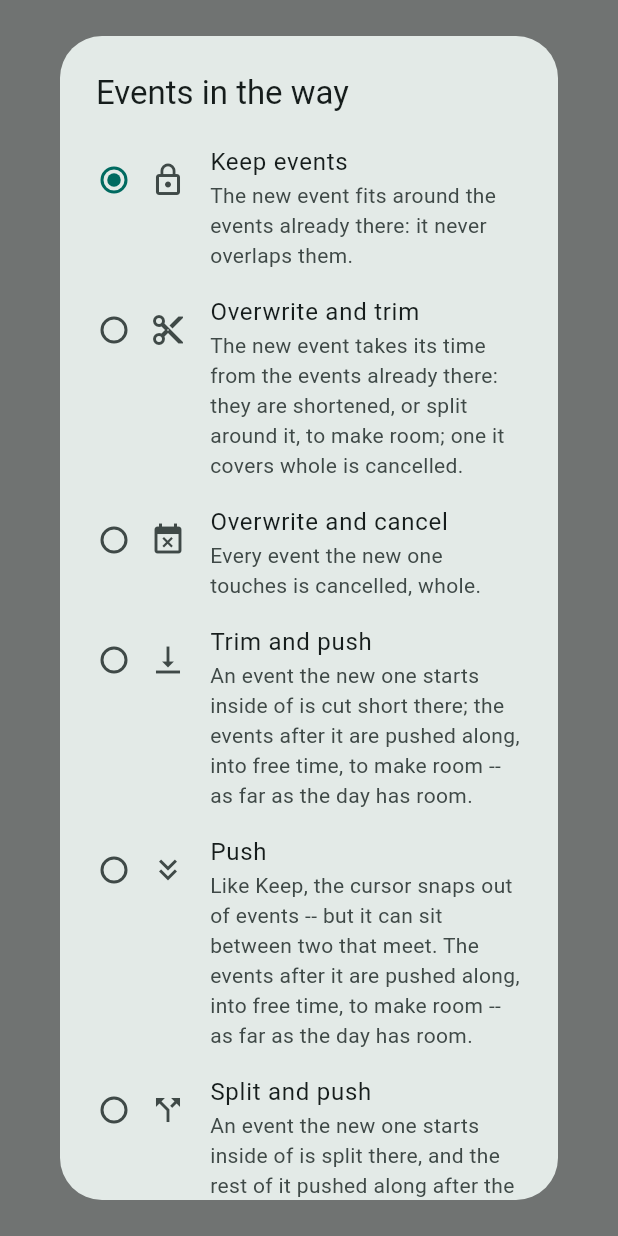
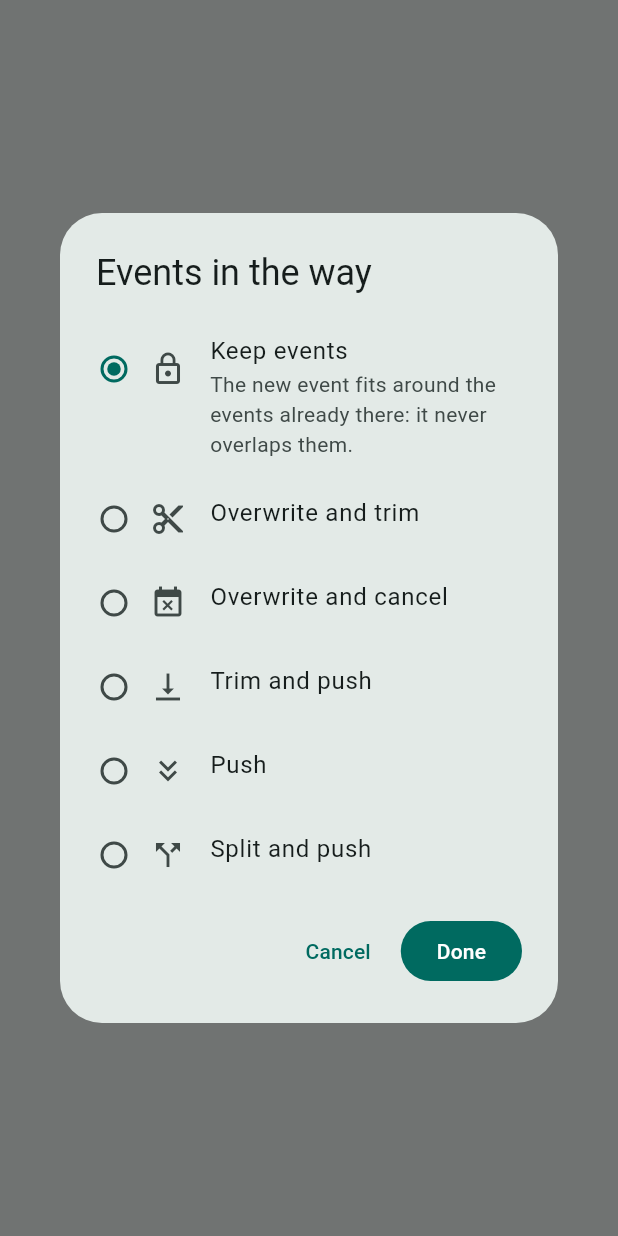
Before and after one commit to cranthony/time-tracker-client, a Flutter app: what showCreateModeDialog() shows on an empty page, opened directly with empty values, on a phone screen of 412 x 824 dp. Run offline on Flutter 3.47's test engine with Material 3 defaults, Android fonts, the phone set to English and light mode, and no system bars; our stand-ins replace flutter_secure_storage, package_info_plus, shared_preferences, web; missing offline and left inert: dart:js_interop, workmanager; accounts and stored records are empty.

Commit message:
Events: only the picked mode says what it does; Done settles on it
Co-Authored-By: Claude Opus 5.5 <noreply@anthropic.com>

```diff
--- a/lib/widgets/new_event_box.dart
+++ b/lib/widgets/new_event_box.dart
@@ -68,25 +68,33 @@ enum CreateMode {
 typedef PushedEvent = ({DateTime start, DateTime end, String label});
 
 /// Asks which [CreateMode] to create in, [current] picked to start with;
-/// null if dismissed.
+/// null if dismissed. Only the one picked says what it does: tapping
+/// another picks it, and tapping it again, or Done, settles on it.
 Future<CreateMode?> showCreateModeDialog(
   BuildContext context,
   CreateMode current,
 ) => showDialog<CreateMode>(
   context: context,
-  builder: (context) => SimpleDialog(
+  builder: (context) {
+    var picked = current;
+    return StatefulBuilder(
+      builder: (context, setState) => AlertDialog(
         title: const Text('Events in the way'),
-    children: [
-      RadioGroup<CreateMode>(
-        groupValue: current,
-        onChanged: (mode) => Navigator.of(context).pop(mode),
+        contentPadding: const EdgeInsets.symmetric(vertical: 16),
+        content: SingleChildScrollView(
+          child: RadioGroup<CreateMode>(
+            groupValue: picked,
+            onChanged: (mode) => setState(() => picked = mode ?? picked),
             child: Column(
               mainAxisSize: MainAxisSize.min,
               children: [
-            // Its icon beside its radio, ahead of the text, to pick out.
+                // Its icon beside its radio, ahead of the text, to pick
+                // out.
                 for (final mode in CreateMode.values)
                   ListTile(
-                onTap: () => Navigator.of(context).pop(mode),
+                    onTap: () => mode == picked
+                        ? Navigator.of(context).pop(mode)
+                        : setState(() => picked = mode),
                     contentPadding: const EdgeInsetsDirectional.only(
                       start: 12,
                       end: 24,
@@ -100,13 +108,25 @@ Future<CreateMode?> showCreateModeDialog(
                       ],
                     ),
                     title: Text(mode.label),
-                subtitle: Text(mode.description),
+                    subtitle: mode == picked ? Text(mode.description) : null,
                   ),
               ],
             ),
           ),
+        ),
+        actions: [
+          TextButton(
+            onPressed: () => Navigator.of(context).pop(),
+            child: const Text('Cancel'),
+          ),
+          FilledButton(
+            onPressed: () => Navigator.of(context).pop(picked),
+            child: const Text('Done'),
+          ),
         ],
       ),
+    );
+  },
 );
 
 /// A new event as it's being made: a box between two cursors -- the one
```
Also changed, not shown: 2 other files. Lines whose indentation alone changed are shown as unchanged.
